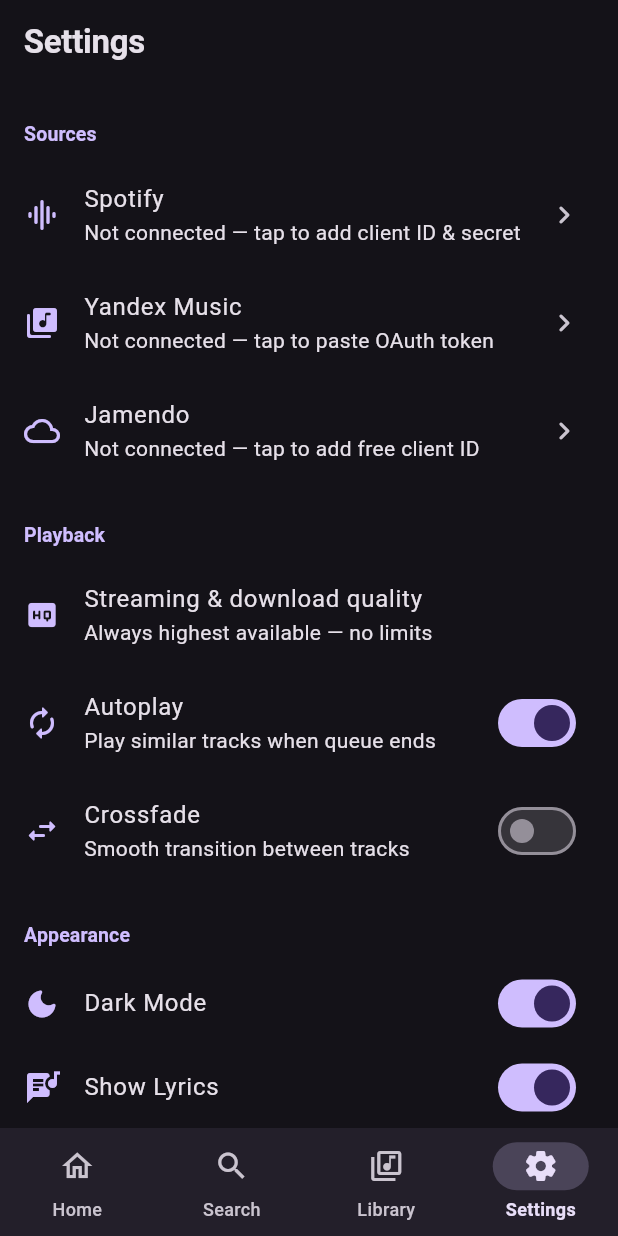
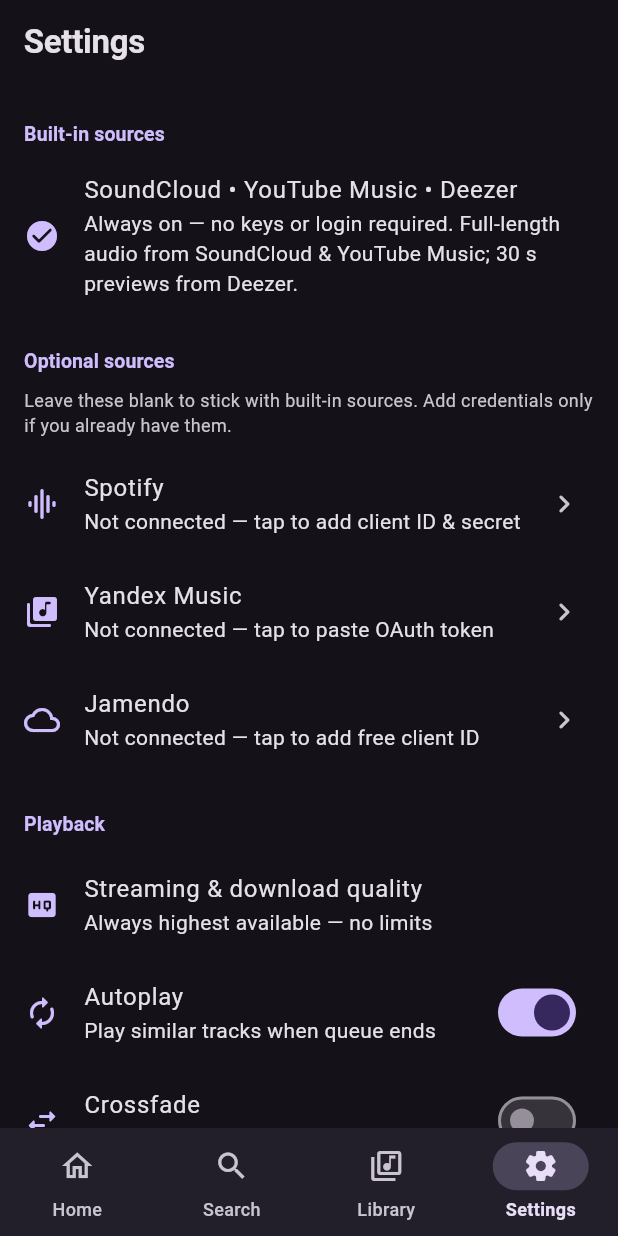
Before and after one commit to AntiGarou/opus_flow, a Flutter app: the screen it shows after launch, item 4 of the bottom bar chosen, on a phone screen of 412 x 824 dp. Run offline on Flutter 3.47's test engine with Material 3 defaults, Android fonts, the phone set to English and light mode, and no system bars; our stand-ins replace cached_network_image, dio, equatable, flutter_bloc, just_audio, share_plus and 2 more; missing offline and left inert: youtube_explode_dart; network calls fail.

Commit message:
Add keyless YouTube Music source; make Spotify/Yandex/Jamendo optional
- Adds YouTubeMusicApi via youtube_explode_dart: keyless search, full-length audio streaming, closed-caption lyrics fallback. No API key or user login required.

- Wires YouTube Music into TrackRepositoryImpl search/trending/genre, AudioPlayerService, DownloadService; new TrackSource.youtube with highest dedupe priority for full-audio sources.

- Adds YouTube Music chip to Search source selector.

- Settings reorganized: new 'Built-in sources' section (SoundCloud + YouTube Music + Deezer — always on, no keys) and 'Optional sources' section (Spotify/Yandex/Jamendo — only if user has credentials).

- CI workflow no longer requires SPOTIFY_*/YANDEX_*/JAMENDO_* secrets; APK builds with just 'flutter build apk --release'.

- Spotify anonymous web-token approach was explored but Spotify now blocks it with TOTP (librespot#1475, Mar 2025). Keeping official API as opt-in instead.

Co-Authored-By: JustRT Sirtakob <allingro452@gmail.com>

```diff
--- a/lib/data/repository/track_repository_impl.dart
+++ b/lib/data/repository/track_repository_impl.dart
@@ -8,11 +8,13 @@ import '../api/jamendo_api.dart';
 import '../api/soundcloud_api.dart';
 import '../api/spotify_api.dart';
 import '../api/yandex_music_api.dart';
+import '../api/youtube_music_api.dart';
 import '../mapper/deezer_mapper.dart';
 import '../mapper/jamendo_mapper.dart';
 import '../mapper/soundcloud_mapper.dart';
 import '../mapper/spotify_mapper.dart';
 import '../mapper/yandex_music_mapper.dart';
+import '../mapper/youtube_music_mapper.dart';
 
 class TrackRepositoryImpl implements TrackRepository {
   final SoundCloudApi _soundCloudApi;
@@ -20,6 +22,7 @@ class TrackRepositoryImpl implements TrackRepository {
   final DeezerApi _deezerApi;
   final YandexMusicApi _yandexMusicApi;
   final SpotifyApi _spotifyApi;
+  final YouTubeMusicApi _youTubeMusicApi;
 
   TrackRepositoryImpl(
     this._soundCloudApi,
@@ -27,6 +30,7 @@ class TrackRepositoryImpl implements TrackRepository {
     this._deezerApi,
     this._yandexMusicApi,
     this._spotifyApi,
+    this._youTubeMusicApi,
   );
 
   @override
@@ -50,6 +54,9 @@ class TrackRepositoryImpl implements TrackRepository {
     }
     if (source == SearchSource.all || source == SearchSource.spotify) {
       futures.add(_safeFetch(() => _searchSpotify(query)));
+    }
+    if (source == SearchSource.all || source == SearchSource.youtube) {
+      futures.add(_safeFetch(() => _searchYouTube(query)));
     }
 
     final results = await Future.wait(futures);
@@ -89,6 +96,10 @@ class TrackRepositoryImpl implements TrackRepository {
             .whereType<Track>()
             .toList();
       }),
+      _safeFetch(() async {
+        final items = await _youTubeMusicApi.getTrending(limit: 20);
+        return items.map(YouTubeMusicMapper.toTrack).toList();
+      }),
     ]);
     final combined = results.expand((x) => x).toList();
     return _deduplicateAndSort(combined);
@@ -118,6 +129,10 @@ class TrackRepositoryImpl implements TrackRepository {
       final raw = await _spotifyApi.getTrack(id.substring(3));
       return raw == null ? null : SpotifyMapper.toTrack(raw);
     }
+    if (id.startsWith('yt_')) {
+      final raw = await _youTubeMusicApi.getVideo(id.substring(3));
+      return raw == null ? null : YouTubeMusicMapper.toTrack(raw);
+    }
     return null;
   }
 
@@ -146,6 +161,12 @@ class TrackRepositoryImpl implements TrackRepository {
     }
     if (source == SearchSource.all || source == SearchSource.yandex) {
       futures.add(_safeFetch(() => _searchYandex(genre)));
+    }
+    if (source == SearchSource.all || source == SearchSource.youtube) {
+      futures.add(_safeFetch(() async {
+        final items = await _youTubeMusicApi.searchByGenre(genre, limit: 20);
+        return items.map(YouTubeMusicMapper.toTrack).toList();
+      }));
     }
 
     final results = await Future.wait(futures);
@@ -193,6 +214,11 @@ class TrackRepositoryImpl implements TrackRepository {
     return raws.map(SpotifyMapper.toTrack).whereType<Track>().toList();
   }
 
+  Future<List<Track>> _searchYouTube(String q) async {
+    final videos = await _youTubeMusicApi.searchTracks(q, limit: 20);
+    return videos.map(YouTubeMusicMapper.toTrack).toList();
+  }
+
   List<Track> _deduplicateAndSort(List<Track> tracks) {
     final byId = <String, Track>{};
     for (final t in tracks) {
@@ -219,7 +245,11 @@ class TrackRepositoryImpl implements TrackRepository {
     }
 
     int sourcePriority(String s) {
+      // Higher = preferred. Sources that return full-length audio without
+      // credentials (YouTube, SoundCloud) outrank preview-only sources.
       switch (s) {
+        case TrackSource.youtube:
+          return 5;
         case TrackSource.yandex:
           return 4;
         case TrackSource.soundcloud:
@@ -238,6 +268,13 @@ class TrackRepositoryImpl implements TrackRepository {
     int score(Track t) {
       var s = 0;
       if (t.streamUrl != null && t.streamUrl!.isNotEmpty) s += 100;
+      // YouTube tracks don't carry a streamUrl at the mapper level (it's
+      // resolved on demand via youtube_explode_dart) but they DO play
+      // full-length, so give them the same playability credit.
+      if (t.source == TrackSource.youtube ||
+          t.source == TrackSource.yandex) {
+        s += 100;
+      }
       if (!t.isExplicit) s += 20;
       s += sourcePriority(t.source);
       if (t.artworkUrl != null && t.artworkUrl!.isNotEmpty) s += 1;
--- a/lib/domain/model/track_source.dart
+++ b/lib/domain/model/track_source.dart
@@ -4,6 +4,7 @@ class TrackSource {
   static const deezer = 'DEEZER';
   static const yandex = 'YANDEX';
   static const spotify = 'SPOTIFY';
+  static const youtube = 'YOUTUBE';
   static const local = 'LOCAL';
 
   static String displayName(String source) {
@@ -18,6 +19,8 @@ class TrackSource {
         return 'Yandex Music';
       case spotify:
         return 'Spotify';
+      case youtube:
+        return 'YouTube Music';
       case local:
         return 'Local';
       default:
@@ -37,6 +40,8 @@ class TrackSource {
         return 'YM';
       case spotify:
         return 'SP';
+      case youtube:
+        return 'YT';
       case local:
         return 'L';
       default:
@@ -45,4 +50,4 @@ class TrackSource {
   }
 }
 
-enum SearchSource { all, soundcloud, yandex, spotify }
+enum SearchSource { all, soundcloud, youtube, yandex, spotify }
--- a/lib/main.dart
+++ b/lib/main.dart
@@ -7,6 +7,7 @@ import 'data/api/soundcloud_api.dart';
 import 'data/api/soundcloud_client_id_provider.dart';
 import 'data/api/spotify_api.dart';
 import 'data/api/yandex_music_api.dart';
+import 'data/api/youtube_music_api.dart';
 import 'data/preferences/credentials_store.dart';
 import 'data/preferences/playlist_storage.dart';
 import 'data/repository/track_repository_impl.dart';
@@ -46,20 +47,24 @@ class SoundFlowApp extends StatelessWidget {
     final deezerApi = DeezerApi();
     final yandexMusicApi = YandexMusicApi(credentials: credentials);
     final spotifyApi = SpotifyApi(credentials: credentials);
+    final youTubeMusicApi = YouTubeMusicApi();
     final trackRepository = TrackRepositoryImpl(
       soundCloudApi,
       jamendoApi,
       deezerApi,
       yandexMusicApi,
       spotifyApi,
+      youTubeMusicApi,
     );
     final downloadService = DownloadService(
       soundCloudApi: soundCloudApi,
       yandexMusicApi: yandexMusicApi,
+      youTubeMusicApi: youTubeMusicApi,
     );
     final audioService = AudioPlayerService(
       soundCloudApi,
       yandexMusicApi: yandexMusicApi,
+      youTubeMusicApi: youTubeMusicApi,
       downloadService: downloadService,
     );
 
--- a/lib/presentation/screens/search/search_screen.dart
+++ b/lib/presentation/screens/search/search_screen.dart
@@ -103,6 +103,14 @@ class _SearchScreenState extends State<SearchScreen> {
                         onTap: () => ctx
                             .read<SearchCubit>()
                             .setSource(SearchSource.soundcloud),
+                      ),
+                      _SourceChip(
+                        label: 'YouTube Music',
+                        icon: Icons.ondemand_video_rounded,
+                        selected: source == SearchSource.youtube,
+                        onTap: () => ctx
+                            .read<SearchCubit>()
+                            .setSource(SearchSource.youtube),
                       ),
                       _SourceChip(
                         label: 'Yandex Music',
--- a/lib/presentation/screens/settings/settings_screen.dart
+++ b/lib/presentation/screens/settings/settings_screen.dart
@@ -55,7 +55,24 @@ class _SettingsScreenState extends State<SettingsScreen> {
       appBar: AppBar(title: const Text('Settings')),
       body: ListView(
         children: [
-          _sectionHeader('Sources', scheme),
+          _sectionHeader('Built-in sources', scheme),
+          ListTile(
+            leading: Icon(Icons.check_circle_rounded, color: scheme.primary),
+            title: const Text('SoundCloud • YouTube Music • Deezer'),
+            subtitle: const Text(
+              'Always on — no keys or login required. Full-length audio from '
+              'SoundCloud & YouTube Music; 30 s previews from Deezer.',
+            ),
+          ),
+          _sectionHeader('Optional sources', scheme),
+          Padding(
+            padding: const EdgeInsets.fromLTRB(16, 0, 16, 8),
+            child: Text(
+              'Leave these blank to stick with built-in sources. Add credentials '
+              'only if you already have them.',
+              style: TextStyle(color: scheme.onSurfaceVariant, fontSize: 12),
+            ),
+          ),
           _SpotifyTile(store: credentials),
           _YandexTile(store: credentials),
           _JamendoTile(store: credentials),
--- a/lib/services/audio_player_service.dart
+++ b/lib/services/audio_player_service.dart
@@ -5,6 +5,7 @@ import 'package:just_audio/just_audio.dart';
 
 import '../data/api/soundcloud_api.dart';
 import '../data/api/yandex_music_api.dart';
+import '../data/api/youtube_music_api.dart';
 import '../domain/model/playback_state.dart';
 import '../domain/model/track.dart';
 import '../domain/model/track_source.dart';
@@ -14,6 +15,7 @@ class AudioPlayerService {
   final AudioPlayer _player;
   final SoundCloudApi _soundCloudApi;
   final YandexMusicApi? _yandexMusicApi;
+  final YouTubeMusicApi? _youTubeMusicApi;
   final DownloadService? _downloadService;
 
   final StreamController<PlaybackState> _stateController =
@@ -30,9 +32,11 @@ class AudioPlayerService {
     this._soundCloudApi, {
     AudioPlayer? player,
     YandexMusicApi? yandexMusicApi,
+    YouTubeMusicApi? youTubeMusicApi,
     DownloadService? downloadService,
   })  : _player = player ?? AudioPlayer(),
         _yandexMusicApi = yandexMusicApi,
+        _youTubeMusicApi = youTubeMusicApi,
         _downloadService = downloadService {
     _listenToPlayer();
   }
@@ -135,6 +139,10 @@ class AudioPlayerService {
         track.streamUrl!.contains('api-v2.soundcloud.com')) {
       return _soundCloudApi.resolveStreamUrl(track.streamUrl!);
     }
+    if (track.source == TrackSource.youtube && _youTubeMusicApi != null) {
+      final id = track.id.startsWith('yt_') ? track.id.substring(3) : track.id;
+      return _youTubeMusicApi.getStreamUrl(id);
+    }
     return track.streamUrl;
   }
 
--- a/lib/services/download_service.dart
+++ b/lib/services/download_service.dart
@@ -8,6 +8,7 @@ import 'package:path_provider/path_provider.dart';
 
 import '../data/api/soundcloud_api.dart';
 import '../data/api/yandex_music_api.dart';
+import '../data/api/youtube_music_api.dart';
 import '../domain/model/album.dart';
 import '../domain/model/artist.dart';
 import '../domain/model/track.dart';
@@ -40,6 +41,7 @@ class DownloadService {
   final Dio _dio;
   final SoundCloudApi? _soundCloudApi;
   final YandexMusicApi? _yandexMusicApi;
+  final YouTubeMusicApi? _youTubeMusicApi;
 
   final StreamController<DownloadProgress> _progressController =
       StreamController<DownloadProgress>.broadcast();
@@ -50,9 +52,11 @@ class DownloadService {
     Dio? dio,
     SoundCloudApi? soundCloudApi,
     YandexMusicApi? yandexMusicApi,
+    YouTubeMusicApi? youTubeMusicApi,
   })  : _dio = dio ?? Dio(),
         _soundCloudApi = soundCloudApi,
-        _yandexMusicApi = yandexMusicApi;
+        _yandexMusicApi = yandexMusicApi,
+        _youTubeMusicApi = youTubeMusicApi;
 
   Stream<DownloadProgress> get progressStream => _progressController.stream;
 
@@ -103,6 +107,10 @@ class DownloadService {
         track.streamUrl!.contains('api-v2.soundcloud.com') &&
         _soundCloudApi != null) {
       return _soundCloudApi.resolveStreamUrl(track.streamUrl!);
+    }
+    if (track.source == TrackSource.youtube && _youTubeMusicApi != null) {
+      final id = track.id.startsWith('yt_') ? track.id.substring(3) : track.id;
+      return _youTubeMusicApi.getStreamUrl(id);
     }
     return track.streamUrl;
   }
--- a/pubspec.yaml
+++ b/pubspec.yaml
@@ -25,6 +25,7 @@ dependencies:
   share_plus: ^10.1.2
   url_launcher: ^6.3.1
   permission_handler: ^11.3.1
+  youtube_explode_dart: ^2.3.4
 
 dev_dependencies:
   flutter_test:
```
Also changed, not shown: lib/data/api/youtube_music_api.dart (added, +98 -0 lines), lib/data/mapper/youtube_music_mapper.dart (added, +30 -0 lines), pubspec.lock, 1 other file.
